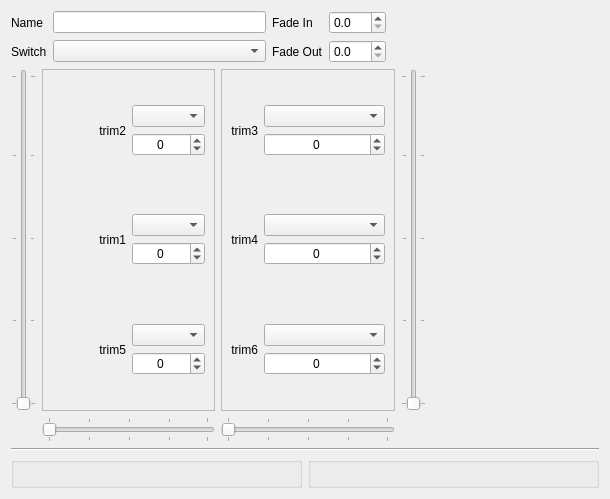
Old version of the form companion/src/modeledit/flightmode.ui in the repository opentx/opentx.
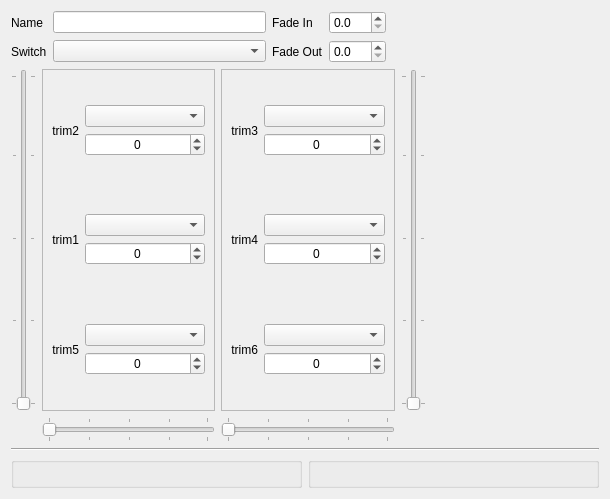
New version of the form.

Diff of the .ui file:
```diff
--- a/companion/src/modeledit/flightmode.ui
+++ b/companion/src/modeledit/flightmode.ui
@@ -108,7 +108,7 @@
        </property>
        <layout class="QVBoxLayout" name="verticalLayout_2">
         <item>
-         <layout class="QGridLayout" name="leftTrims_3" columnstretch="0,0">
+         <layout class="QGridLayout" name="leftTrims_3" columnstretch="0,1">
           <item row="1" column="1">
            <layout class="QVBoxLayout" name="verticalLayout_6b_3">
             <item>
```
Left out of the diff: 2 changed lines with no effect on the pictures.
